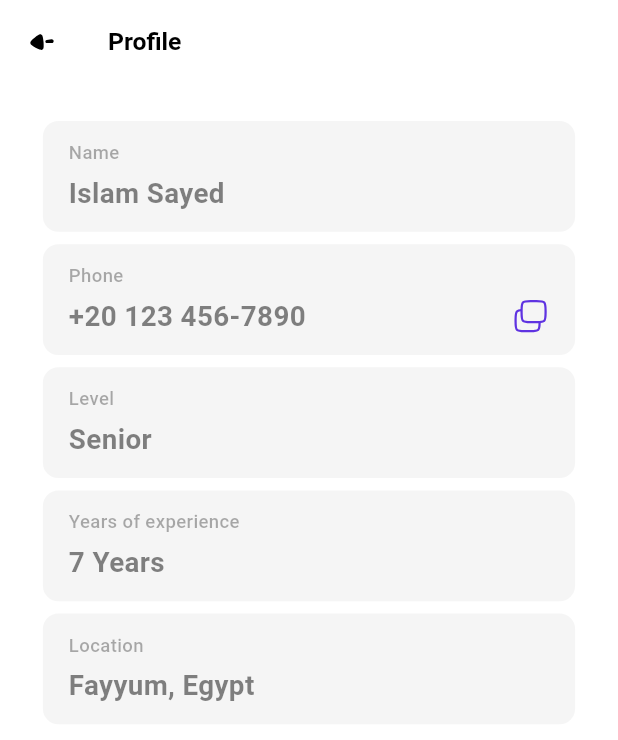
After one commit to HasnaaMostafa/zbooma_task, a Flutter app: the HomeView screen opened directly, after a tap on an icon or button, on a phone screen of 412 x 824 dp. The commit adds this screen. Shown: the top 740 px of the screen. Run offline on Flutter 3.47's test engine with Material 3 defaults, Android fonts, the phone set to English and light mode, and no system bars; our stand-ins replace cached_network_image, dotted_border, flutter_bloc, flutter_screenutil, flutter_spinkit, flutter_svg and 5 more; accounts and stored records are empty.

Commit message:
profile view done

```diff
--- a/lib/features/home/presentation/widgets/home_appbar.dart
+++ b/lib/features/home/presentation/widgets/home_appbar.dart
@@ -3,6 +3,7 @@ import 'package:flutter_screenutil/flutter_screenutil.dart';
 import 'package:flutter_svg/svg.dart';
 import 'package:zbooma_task/core/static/app_assets.dart';
 import 'package:zbooma_task/core/static/icons.dart';
+import 'package:zbooma_task/features/profile/presentation/pages/profile_view.dart';
 
 class HomeAppBar extends StatelessWidget implements PreferredSizeWidget {
   const HomeAppBar({super.key});
@@ -17,7 +18,17 @@ class HomeAppBar extends StatelessWidget implements PreferredSizeWidget {
         child: Image.asset(AppImages.appLogo, height: 32.h),
       ),
       actions: [
-        SvgPicture.asset(AppIcons.profileIc),
+        GestureDetector(
+          onTap: () {
+            Navigator.push(
+              context,
+              MaterialPageRoute(
+                builder: (BuildContext context) => ProfileView(),
+              ),
+            );
+          },
+          child: SvgPicture.asset(AppIcons.profileIc),
+        ),
         SizedBox(width: 8.w),
         Padding(
           padding: EdgeInsets.only(right: 12.0.w),
--- /dev/null
+++ b/lib/features/profile/presentation/pages/profile_view.dart
@@ -0,0 +1,32 @@
+import 'package:flutter/material.dart';
+import 'package:flutter_screenutil/flutter_screenutil.dart';
+import 'package:zbooma_task/core/utils/widgets/appbar/custom_appbar.dart';
+import 'package:zbooma_task/features/profile/presentation/widgets/profile_item.dart';
+
+class ProfileView extends StatelessWidget {
+  const ProfileView({super.key});
+
+  @override
+  Widget build(BuildContext context) {
+    return Scaffold(
+      backgroundColor: Colors.white,
+      appBar: CustomAppBar(title: "Profile"),
+      body: Padding(
+        padding: EdgeInsets.symmetric(horizontal: 25.w, vertical: 24.h),
+        child: Column(
+          children: [
+            ProfileItem(title: "Name", subtitle: "Islam Sayed"),
+            ProfileItem(
+              title: "Phone",
+              subtitle: "+20 123 456-7890",
+              isCopy: true,
+            ),
+            ProfileItem(title: "Level", subtitle: "Senior"),
+            ProfileItem(title: "Years of experience", subtitle: "7 Years"),
+            ProfileItem(title: "Location", subtitle: "Fayyum, Egypt"),
+          ],
+        ),
+      ),
+    );
+  }
+}
--- /dev/null
+++ b/lib/features/profile/presentation/widgets/profile_item.dart
@@ -0,0 +1,60 @@
+import 'package:flutter/material.dart';
+import 'package:flutter_screenutil/flutter_screenutil.dart';
+import 'package:flutter_svg/svg.dart';
+import 'package:zbooma_task/core/static/app_styles.dart';
+import 'package:zbooma_task/core/static/icons.dart';
+
+class ProfileItem extends StatelessWidget {
+  const ProfileItem({
+    super.key,
+    this.isCopy = false,
+    required this.title,
+    required this.subtitle,
+  });
+
+  final bool? isCopy;
+  final String title;
+  final String subtitle;
+
+  @override
+  Widget build(BuildContext context) {
+    return Padding(
+      padding: EdgeInsets.only(bottom: 8.h),
+      child: Container(
+        width: double.infinity,
+        padding: EdgeInsets.symmetric(vertical: 12.h, horizontal: 15.w),
+        decoration: ShapeDecoration(
+          color: Color(0xffF5F5F5),
+          shape: RoundedRectangleBorder(
+            borderRadius: BorderRadius.circular(10.r),
+          ),
+        ),
+        child: Column(
+          crossAxisAlignment: CrossAxisAlignment.start,
+          children: [
+            Text(
+              title,
+              style: AppStyles.medium12.copyWith(
+                color: Color(0xff2F2F2F).withValues(alpha: 0.4),
+              ),
+            ),
+            SizedBox(height: 4.h),
+            Row(
+              children: [
+                Text(
+                  subtitle,
+                  style: AppStyles.bold19white.copyWith(
+                    fontSize: 18.h,
+                    color: Color(0xff2F2F2F).withValues(alpha: 0.6),
+                  ),
+                ),
+                Spacer(),
+                if (isCopy == true) SvgPicture.asset(AppIcons.copyIc),
+              ],
+            ),
+          ],
+        ),
+      ),
+    );
+  }
+}
```
